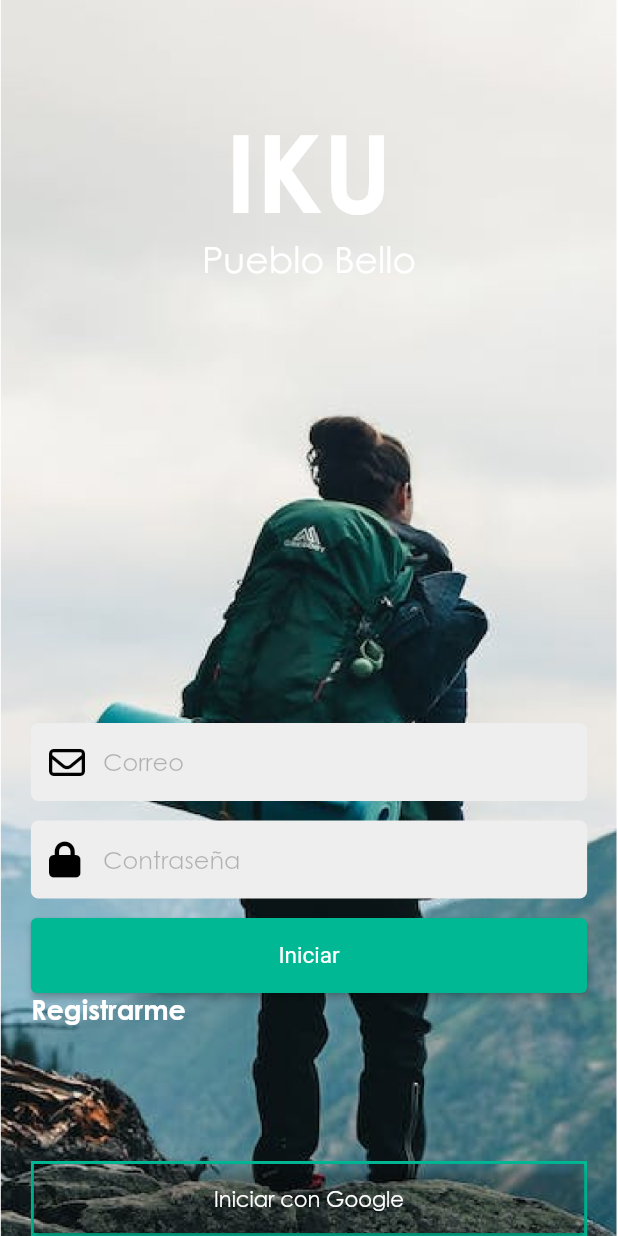
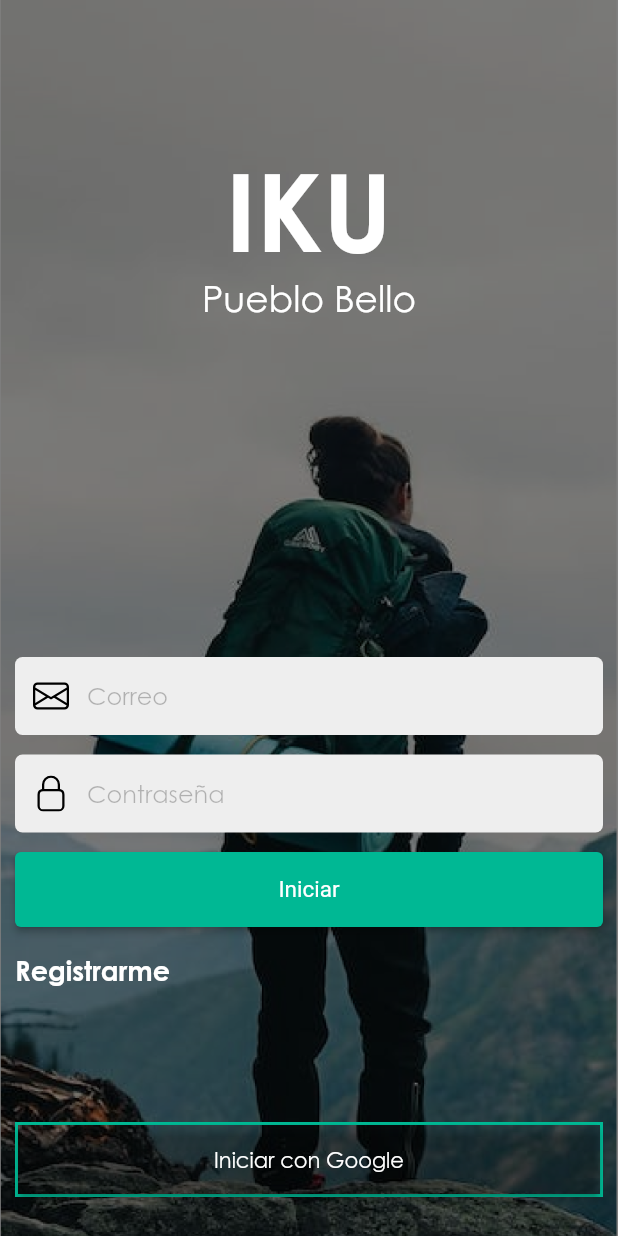
Before and after one commit to pueblobelloapp/TouristApp, a Flutter app: the screen it shows after launch, on a phone screen of 412 x 824 dp. Run offline on Flutter 3.47's test engine with Material 2 defaults, Android fonts, the light colour scheme and no system bars; our stand-ins replace bootstrap_icons, cloud_firestore, email_validator, equatable, firebase_auth, firebase_core and 9 more; accounts and stored records are empty.

Commit message:
Arreglo vista login

```diff
--- a/lib/Recursos/Paginas/Login/Login.dart
+++ b/lib/Recursos/Paginas/Login/Login.dart
@@ -1,12 +1,12 @@
-
 import 'package:app_turismo_usuario/Recursos/Entity/UserLogin.dart';
 import 'package:app_turismo_usuario/Recursos/Paginas/Login/LoginControllers.dart';
+import 'package:app_turismo_usuario/Recursos/Paginas/Principal/principal.dart';
 import 'package:app_turismo_usuario/Recursos/Widget/Constans.dart';
 import 'package:app_turismo_usuario/Recursos/utils/GextUtils.dart';
 import 'package:app_turismo_usuario/main.dart';
+import 'package:bootstrap_icons/bootstrap_icons.dart';
 import 'package:email_validator/email_validator.dart';
 import 'package:flutter/material.dart';
-import 'package:font_awesome_flutter/font_awesome_flutter.dart';
 import 'package:get/get.dart';
 
 import '../../theme/app_theme.dart';
@@ -55,22 +55,26 @@ class _LoginState extends State<Login> {
           Container(
               width: MediaQuery.of(context).size.width,
               height: MediaQuery.of(context).size.height,
-              decoration: const BoxDecoration(
+              decoration: BoxDecoration(
                   image: DecorationImage(
-                      image: AssetImage('Assets/Img/background-login.png'),
-                      fit: BoxFit.cover)),
+                      image: const AssetImage(
+                        'Assets/Img/background-login.png',
+                      ),
+                      fit: BoxFit.cover,
+                      colorFilter: ColorFilter.mode(
+                          Colors.black.withOpacity(0.5), BlendMode.darken))),
               child: Column(
-                mainAxisAlignment: MainAxisAlignment.end,
+                mainAxisAlignment: MainAxisAlignment.center,
                 children: [
                   SizedBox(
                     height: MediaQuery.of(context).size.height * 0.5,
                     child: titleLogin(),
                   ),
                   SizedBox(
-                      width: MediaQuery.of(context).size.width * 0.9,
+                      //width: MediaQuery.of(context).size.width * 0.9,
                       child: _formLogin()),
                   SizedBox(
-                    width: MediaQuery.of(context).size.width * 0.9,
+                    //width: MediaQuery.of(context).size.width * 0.9,
                     child: _btnGoogle(),
                   )
                 ],
@@ -81,7 +85,9 @@ class _LoginState extends State<Login> {
   }
 
   Widget titleLogin() {
-    return Column(
+    return Padding(
+      padding: const EdgeInsets.fromLTRB(94.0, 70.0, 94.0, 0),
+      child: Column(
         children: const [
           Text(
             'IKU',
@@ -98,20 +104,20 @@ class _LoginState extends State<Login> {
                 fontSize: 24.0),
           )
         ],
+      ),
     );
   }
 
   Widget _formLogin() {
-    return Form(
+    return Padding(
+      padding: const EdgeInsets.fromLTRB(10, 0, 10, 0),
+      child: Form(
           key: _formkey,
           child: Column(
             children: [
               _textFormFielWidget(
                   _emailL,
-                const FaIcon(
-                  FontAwesomeIcons.envelope,
-                  color: AppBasicColors.black,
-                ),
+                  BootstrapIcons.envelope,
                   'Correo',
                   false,
                   'Error, compruebe el correo',
@@ -120,16 +126,8 @@ class _LoginState extends State<Login> {
                 height: 13,
               ),
               //TextFormField Contraseña
-            _textFormFielWidget(
-                _passwordL,
-                const FaIcon(
-                  FontAwesomeIcons.lock,
-                  color: AppBasicColors.black,
-                ),
-                'Contraseña',
-                true,
-                'Error, Digite una contraseña',
-                TextInputType.text),
+              _textFormFielWidget(_passwordL, BootstrapIcons.lock, 'Contraseña',
+                  true, 'Error, Digite una contraseña', TextInputType.text),
               const SizedBox(
                 height: 13,
               ),
@@ -140,6 +138,7 @@ class _LoginState extends State<Login> {
                     style: Constants.buttonPrimary,
                     onPressed: () {
                       getLoginUser(_emailL.text, _passwordL.text);
+                      Get.to(const Principal());
                     },
                     child: isLoading
                         ? Center(
@@ -158,9 +157,11 @@ class _LoginState extends State<Login> {
                           ))
                         : const Center(child: Text("Iniciar"))),
               ),
+              const SizedBox(height: 18.0),
               _optionSesion()
             ],
-        ));
+          )),
+    );
   }
 
   getLoginUser(String correo, String contrasena) {
@@ -173,10 +174,9 @@ class _LoginState extends State<Login> {
 
       userLogin.email = correo;
       userLogin.password = contrasena;
-      _controllerLogin.validateLoginUser(userLogin)
-          .then((value) => {
-        print("Inicio de sesion Correcto.")
-      })
+      _controllerLogin
+          .validateLoginUser(userLogin)
+          .then((value) => {print("Inicio de sesion Correcto.")})
           .catchError((onError) {
         if (onError == "wrong-password") {
           mensajeNotification = "Contraseña incorrecta";
@@ -197,7 +197,7 @@ class _LoginState extends State<Login> {
 
   Widget _btnGoogle() {
     return Container(
-      margin: const EdgeInsets.fromLTRB(0, 90, 0, 0),
+      margin: const EdgeInsets.fromLTRB(10, 90, 10, 0),
       width: double.infinity,
       height: 50.0,
       decoration: BoxDecoration(
@@ -215,7 +215,7 @@ class _LoginState extends State<Login> {
 
   Widget _textFormFielWidget(
       TextEditingController controlador,
-      FaIcon icono,
+      IconData icono,
       String textGuide,
       bool estate,
       String msgError,
@@ -227,7 +227,10 @@ class _LoginState extends State<Login> {
       decoration: InputDecoration(
           prefixIcon: Padding(
             padding: const EdgeInsets.all(12.0),
-          child: icono,
+            child: Icon(
+              icono,
+              color: AppBasicColors.black,
+            ),
           ),
           fillColor: Colors.grey.shade200,
           filled: true,
@@ -246,7 +249,7 @@ class _LoginState extends State<Login> {
           contentPadding: const EdgeInsets.all(16.0),
           hintStyle: const TextStyle(color: Colors.black26),
           labelStyle: const TextStyle(color: Colors.green),
-      ),
+          errorStyle: const TextStyle(color: AppBasicColors.white)),
       validator: (value) {
         if (value!.isEmpty) {
           return msgError;
@@ -262,7 +265,7 @@ class _LoginState extends State<Login> {
       children: <Widget>[
         InkWell(
           onTap: () {
-            Get.to(() => Registrar());
+            Get.to(() => const Registrar());
           },
           child: const Text(
             'Registrarme',
```
Lines whose indentation alone changed are shown as unchanged.
